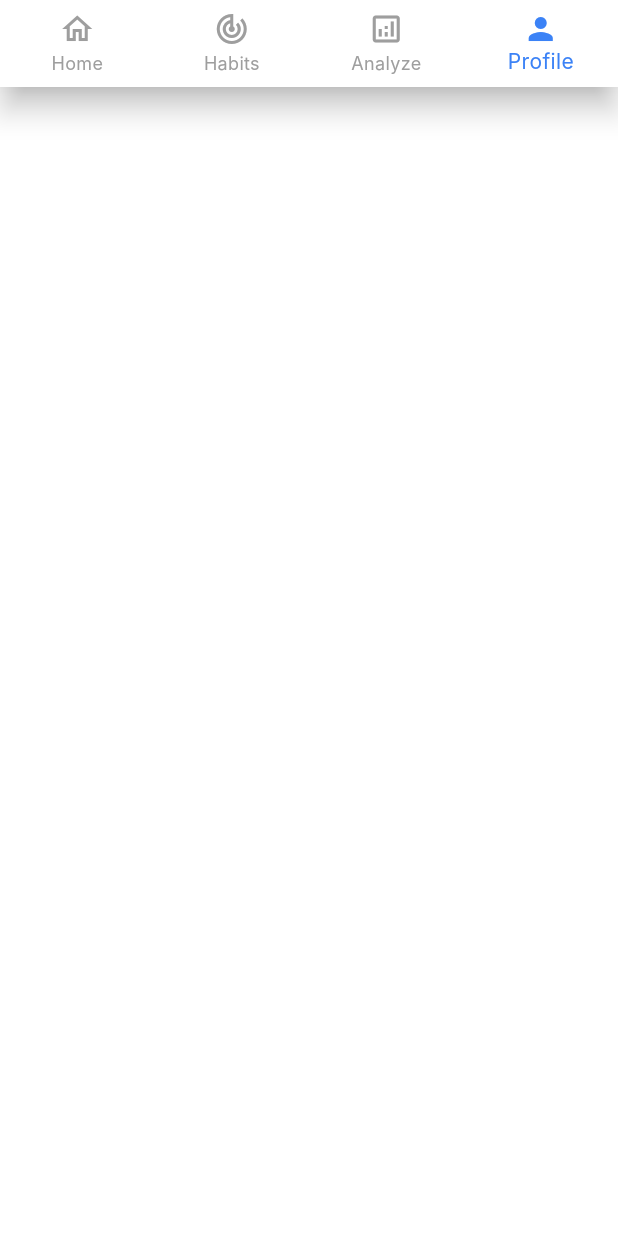
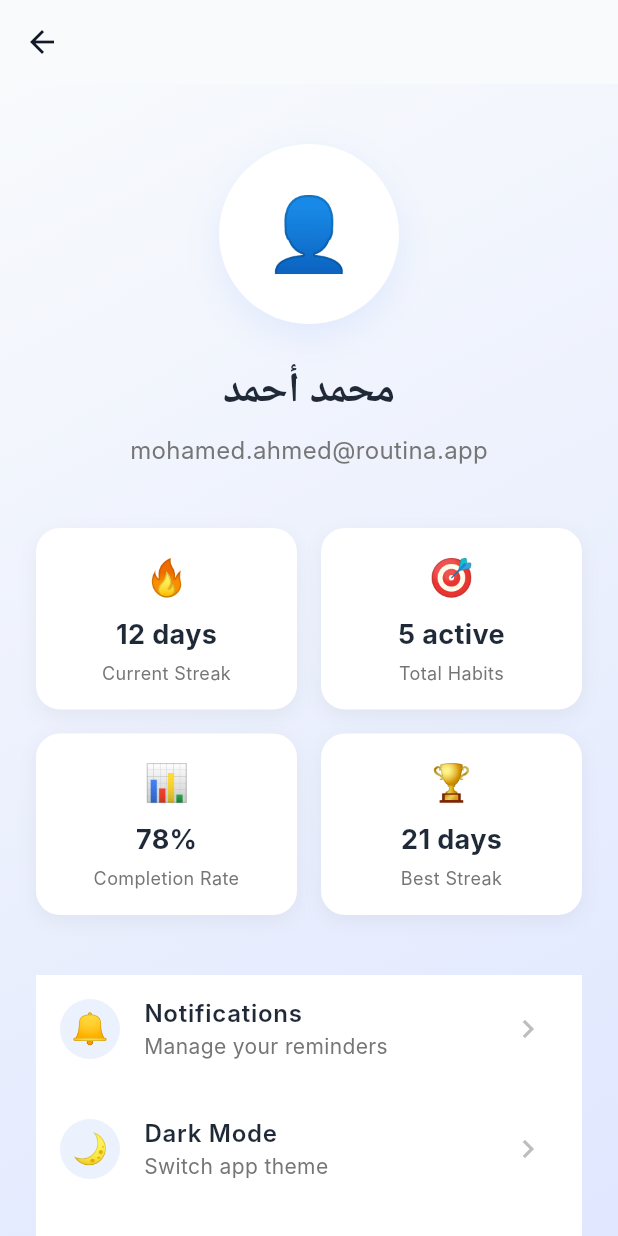
Before and after one commit to mahmoudassasa/Routina, a Flutter app: the BottomBarNavigation widget shown alone on an empty page, opened directly, item 4 of the bottom bar chosen, on a phone screen of 412 x 824 dp. Run offline on Flutter 3.47's test engine with Material 3 defaults, Android fonts, the phone set to English and light mode, and no system bars; our stand-ins replace flutter_bloc, flutter_screenutil; Roboto replaces fonts that are missing (Inter).

Commit message:
- Added & refactoring ProfileScreen

```diff
--- /dev/null
+++ b/devtools_options.yaml
@@ -0,0 +1,3 @@
+description: This file stores settings for Dart & Flutter DevTools.
+documentation: https://docs.flutter.dev/tools/devtools/extensions#configure-extension-enablement-states
+extensions:
--- a/lib/core/helpers/constants.dart
+++ b/lib/core/helpers/constants.dart
@@ -1,4 +1,5 @@
 import 'package:flutter/material.dart';
+import 'package:routina/core/routing/routes.dart';
 
 bool isLoggedInUser = true;
 
@@ -20,6 +21,20 @@
         setState(() {
           _currentIndex = index;
         });
+        switch (index) {
+    case 0:
+      Navigator.pushNamed(context, Routes.homeScreen);
+      break;
+    case 1:
+      Navigator.pushNamed(context, Routes.habitTrackerScreen);
+      break;
+    case 2:
+      Navigator.pushNamed(context, Routes.analyzeScreen);
+      break;
+    case 3:
+      Navigator.pushNamed(context, Routes.profileScreen);
+      break;
+  }
       },
       selectedItemColor: const Color(0xFF3B82F6),
       unselectedItemColor: Colors.grey,
--- a/lib/core/routing/app_router.dart
+++ b/lib/core/routing/app_router.dart
@@ -5,6 +5,7 @@ import 'package:routina/features/home_screen/logic/cubit/home_cubit.dart';
 import 'package:routina/features/home_screen/ui/home_screen.dart';
 import 'package:routina/features/login_screen/logic/cubit/login_cubit.dart';
 import 'package:routina/features/login_screen/ui/login_screen.dart';
+import 'package:routina/features/profile_screen/ui/profile_screen.dart';
 import 'package:routina/features/register_screen/logic/cubit/register_cubit.dart';
 import 'package:routina/features/register_screen/ui/register_screen.dart';
 
@@ -95,6 +96,8 @@ class AppRouter {
         );
         case Routes.forgetPasswordScreen:
          return MaterialPageRoute(builder: (__) => const ForgotPasswordScreen());
+      case Routes.profileScreen:
+        return MaterialPageRoute(builder: (__) => const ProfileScreen());
       default:
         return null;
 
--- /dev/null
+++ b/lib/features/profile_screen/ui/profile_screen.dart
@@ -0,0 +1,56 @@
+import 'package:flutter/material.dart';
+import 'package:routina/features/profile_screen/ui/widgets/profile_screen_logout_button.dart';
+import 'package:routina/features/profile_screen/ui/widgets/profile_screen_settings_options.dart';
+import 'package:routina/features/profile_screen/ui/widgets/profile_screen_user_details.dart';
+import 'package:routina/features/profile_screen/ui/widgets/profile_screen_user_picture.dart';
+import 'package:routina/features/profile_screen/ui/widgets/profile_screen_user_state_cards.dart';
+
+class ProfileScreen extends StatelessWidget {
+  const ProfileScreen({super.key});
+
+  @override
+  Widget build(BuildContext context) {
+    return Scaffold(
+      appBar: AppBar(
+        backgroundColor:   Color(0xFFF8FAFC),
+        // backgroundColor: Colors.transparent,
+        elevation: 0,
+
+      ),
+      body: Container(
+        decoration: const BoxDecoration(
+          gradient: LinearGradient(
+            begin: Alignment.topLeft,
+            end: Alignment.bottomRight,
+            colors: [
+              Color(0xFFF8FAFC), // very light blue
+              Color(0xFFE0E7FF), // light indigo
+            ],
+          ),
+        ),
+        child: SingleChildScrollView(
+          child: SafeArea(
+            child: Column(
+              children: [
+                const SizedBox(height: 40),
+                // Profile Picture
+                const ProfileScreenUserPicture(),
+                const SizedBox(height: 24),
+                // User Details
+                const ProfileScreenUserDetails(),
+                // Stats Cards
+                const ProfileScreenUserStateCards(),
+                const SizedBox(height: 40),
+                // Settings Options
+                const ProfileScreenSettingsOptions(),
+                const SizedBox(height: 20),
+                // Logout Button
+                const ProfileScreenLogoutButton(),
+              ],
+            ),
+          ),
+        ),
+      ),
+    );
+  }
+}
--- /dev/null
+++ b/lib/features/profile_screen/ui/widgets/profile_screen_logout_button.dart
@@ -0,0 +1,39 @@
+import 'package:flutter/material.dart';
+import 'package:flutter_screenutil/flutter_screenutil.dart';
+import 'package:routina/core/helpers/extension.dart';
+import 'package:routina/core/routing/routes.dart';
+
+class ProfileScreenLogoutButton extends StatefulWidget {
+  const ProfileScreenLogoutButton({super.key});
+
+  @override
+  State<ProfileScreenLogoutButton> createState() =>
+      _ProfileScreenLogoutButtonState();
+}
+
+class _ProfileScreenLogoutButtonState extends State<ProfileScreenLogoutButton> {
+  @override
+  Widget build(BuildContext context) {
+    return Padding(
+      padding:  EdgeInsets.symmetric(horizontal: 24.h),
+      child: SizedBox(
+          width: double.infinity,
+        child: OutlinedButton(
+          onPressed: () => context.pushReplacementNamed(Routes.loginScreen),
+          style: OutlinedButton.styleFrom(
+            side: const BorderSide(color: Color(0xFFEF4444)),
+            foregroundColor: const Color(0xFFEF4444),
+            padding:  EdgeInsets.symmetric(vertical: 14.w),
+            shape: RoundedRectangleBorder(
+              borderRadius: BorderRadius.circular(12.r),
+            ),
+          ),
+          child:  Text(
+            'Logout',
+            style: TextStyle(fontSize: 16.sp, fontWeight: FontWeight.w600),
+          ),
+        ),
+      ),
+    );
+  }
+}
--- /dev/null
+++ b/lib/features/profile_screen/ui/widgets/profile_screen_settings_options.dart
@@ -0,0 +1,59 @@
+import 'package:flutter/material.dart';
+import 'package:routina/features/profile_screen/ui/widgets/profile_screen_settings_tile.dart';
+
+class ProfileScreenSettingsOptions extends StatefulWidget {
+  const ProfileScreenSettingsOptions({super.key});
+
+  @override
+  State<ProfileScreenSettingsOptions> createState() =>
+      _ProfileScreenSettingsOptionsState();
+}
+
+class _ProfileScreenSettingsOptionsState
+    extends State<ProfileScreenSettingsOptions> {
+  @override
+  Widget build(BuildContext context) {
+    return Padding(
+      padding: const EdgeInsets.symmetric(horizontal: 24),
+      child: Column(
+        children: [
+          Material(
+            child: SettingsTile(
+              icon: '🔔',
+              title: 'Notifications',
+              subtitle: 'Manage your reminders',
+              onTap: () {},
+            ),
+          ),
+
+          Material(
+            child: SettingsTile(
+              icon: '🌙',
+              title: 'Dark Mode',
+              subtitle: 'Switch app theme',
+              onTap: () {},
+            ),
+          ),
+
+          Material(
+            child: SettingsTile(
+              icon: '📱',
+              title: 'Export Data',
+              subtitle: 'Download your habit data',
+              onTap: () {},
+            ),
+          ),
+
+          Material(
+            child: SettingsTile(
+              icon: '❓',
+              title: 'Help & Support',
+              subtitle: 'Get help and contact us',
+              onTap: () {},
+            ),
+          ),
+        ],
+      ),
+    );
+  }
+}
--- /dev/null
+++ b/lib/features/profile_screen/ui/widgets/profile_screen_settings_tile.dart
@@ -0,0 +1,54 @@
+
+
+
+import 'package:flutter/material.dart';
+
+class SettingsTile extends StatelessWidget {
+  final String icon;
+  final String title;
+  final String subtitle;
+  final VoidCallback onTap;
+
+  const SettingsTile({super.key,
+    required this.icon,
+    required this.title,
+    required this.subtitle,
+    required this.onTap,
+  });
+
+  @override
+  Widget build(BuildContext context) {
+    return Container(
+      margin: const EdgeInsets.only(bottom: 8),
+      child: ListTile(
+        leading: Container(
+          width: 40,
+          height: 40,
+          decoration: BoxDecoration(
+            color: const Color(0xFF3B82F6).withValues(alpha: 0.1),
+            borderRadius: BorderRadius.circular(20),
+          ),
+          child: Center(
+            child: Text(icon, style: const TextStyle(fontSize: 20)),
+          ),
+        ),
+        title: Text(
+          title,
+          style: const TextStyle(
+            fontSize: 16,
+            fontWeight: FontWeight.w600,
+            color: Color(0xFF1F2937),
+          ),
+        ),
+        subtitle: Text(
+          subtitle,
+          style: TextStyle(fontSize: 14, color: Colors.grey[600]),
+        ),
+        trailing: Icon(Icons.chevron_right, color: Colors.grey[400]),
+        onTap: onTap,
+        shape: RoundedRectangleBorder(borderRadius: BorderRadius.circular(12)),
+        tileColor: Colors.white,
+      ),
+    );
+  }
+}
--- /dev/null
+++ b/lib/features/profile_screen/ui/widgets/profile_screen_state_card.dart
@@ -0,0 +1,53 @@
+
+
+import 'package:flutter/material.dart';
+
+class StatCard extends StatelessWidget {
+  final String icon;
+  final String title;
+  final String value;
+
+  const StatCard({super.key,
+    required this.icon,
+    required this.title,
+    required this.value,
+  });
+
+  @override
+  Widget build(BuildContext context) {
+    return Container(
+      padding: const EdgeInsets.all(16),
+      decoration: BoxDecoration(
+        color: Colors.white,
+        borderRadius: BorderRadius.circular(16),
+        boxShadow: [
+          BoxShadow(
+            color: Colors.black.withValues(alpha: 0.05),
+            blurRadius: 10,
+            offset: const Offset(0, 4),
+          ),
+        ],
+      ),
+      child: Column(
+        children: [
+          Text(icon, style: const TextStyle(fontSize: 24)),
+          const SizedBox(height: 8),
+          Text(
+            value,
+            style: const TextStyle(
+              fontSize: 18,
+              fontWeight: FontWeight.bold,
+              color: Color(0xFF1F2937),
+            ),
+          ),
+          const SizedBox(height: 4),
+          Text(
+            title,
+            style: TextStyle(fontSize: 12, color: Colors.grey[600]),
+            textAlign: TextAlign.center,
+          ),
+        ],
+      ),
+    );
+  }
+}
--- /dev/null
+++ b/lib/features/profile_screen/ui/widgets/profile_screen_user_details.dart
@@ -0,0 +1,39 @@
+import 'package:flutter/material.dart';
+
+class ProfileScreenUserDetails extends StatefulWidget {
+  const ProfileScreenUserDetails({super.key});
+
+  @override
+  State<ProfileScreenUserDetails> createState() =>
+      _ProfileScreenUserDetailsState();
+}
+
+class _ProfileScreenUserDetailsState extends State<ProfileScreenUserDetails> {
+  @override
+  Widget build(BuildContext context) {
+    return Material(
+      color: Colors.transparent,
+      child: Column(
+        children: [
+          const Text(
+            'محمد أحمد',
+            style: TextStyle(
+              fontSize: 28,
+              fontWeight: FontWeight.bold,
+              color: Color(0xFF1F2937),
+            ),
+          ),
+
+          const SizedBox(height: 8),
+
+          Text(
+            'mohamed.ahmed@routina.app',
+            style: TextStyle(fontSize: 16, color: Colors.grey[600]),
+          ),
+
+          const SizedBox(height: 40),
+        ],
+      ),
+    );
+  }
+}
--- /dev/null
+++ b/lib/features/profile_screen/ui/widgets/profile_screen_user_picture.dart
@@ -0,0 +1,34 @@
+import 'package:flutter/material.dart';
+
+class ProfileScreenUserPicture extends StatefulWidget {
+  const ProfileScreenUserPicture({super.key});
+
+  @override
+  State<ProfileScreenUserPicture> createState() =>
+      _ProfileScreenUserPictureState();
+}
+
+class _ProfileScreenUserPictureState extends State<ProfileScreenUserPicture> {
+  @override
+  Widget build(BuildContext context) {
+    return Material(
+      color: Colors.transparent,
+      child: Container(
+        width: 120,
+        height: 120,
+        decoration: BoxDecoration(
+          color: Colors.white,
+          borderRadius: BorderRadius.circular(60),
+          boxShadow: [
+            BoxShadow(
+              color: const Color(0xFF3B82F6).withValues(alpha: 0.1),
+              blurRadius: 20,
+              offset: const Offset(0, 8),
+            ),
+          ],
+        ),
+        child: const Center(child: Text('👤', style: TextStyle(fontSize: 48))),
+      ),
+    );
+  }
+}
--- /dev/null
+++ b/lib/features/profile_screen/ui/widgets/profile_screen_user_state_cards.dart
@@ -0,0 +1,71 @@
+import 'package:flutter/material.dart';
+import 'package:routina/features/profile_screen/ui/widgets/profile_screen_state_card.dart';
+
+class ProfileScreenUserStateCards extends StatefulWidget {
+  const ProfileScreenUserStateCards({super.key});
+
+  @override
+  State<ProfileScreenUserStateCards> createState() =>
+      _ProfileScreenUserStateCardsState();
+}
+
+class _ProfileScreenUserStateCardsState
+    extends State<ProfileScreenUserStateCards> {
+  @override
+  Widget build(BuildContext context) {
+    return Material(
+      color: Colors.transparent,
+      child: Column(
+        children: [
+          Padding(
+            padding: const EdgeInsets.symmetric(horizontal: 24),
+            child: Row(
+              children: [
+                Expanded(
+                  child: StatCard(
+                    icon: '🔥',
+                    title: 'Current Streak',
+                    value: '12 days',
+                  ),
+                ),
+                const SizedBox(width: 16),
+                Expanded(
+                  child: StatCard(
+                    icon: '🎯',
+                    title: 'Total Habits',
+                    value: '5 active',
+                  ),
+                ),
+              ],
+            ),
+          ),
+
+          const SizedBox(height: 16),
+
+          Padding(
+            padding: const EdgeInsets.symmetric(horizontal: 24),
+            child: Row(
+              children: [
+                Expanded(
+                  child: StatCard(
+                    icon: '📊',
+                    title: 'Completion Rate',
+                    value: '78%',
+                  ),
+                ),
+                const SizedBox(width: 16),
+                Expanded(
+                  child: StatCard(
+                    icon: '🏆',
+                    title: 'Best Streak',
+                    value: '21 days',
+                  ),
+                ),
+              ],
+            ),
+          ),
+        ],
+      ),
+    );
+  }
+}
--- a/lib/main.dart
+++ b/lib/main.dart
@@ -6,5 +6,6 @@ import 'routina_app.dart';
 
 
 void main() {
+
   runApp(RoutinaApp(appRouter: AppRouter()));
 }
--- a/lib/routina_app.dart
+++ b/lib/routina_app.dart
@@ -15,13 +15,17 @@ class RoutinaApp extends StatelessWidget {
   Widget build(BuildContext context) {
     return ScreenUtilInit(
       designSize: const Size(375, 812),
-      child: MaterialApp(
+  child: MaterialApp(
+
         title: 'Routina',
         debugShowCheckedModeBanner: false,
+
+        // Make sure the semantics debugger overlay is disabled so it doesn't
+        // paint yellow highlights on the UI while developing.
+        showSemanticsDebugger: false,
         theme: AppTheme.lightTheme,
         initialRoute: Routes.onBoardingScreen,
         onGenerateRoute: appRouter.generateRoute,
-
       ),
     );
   }
```
